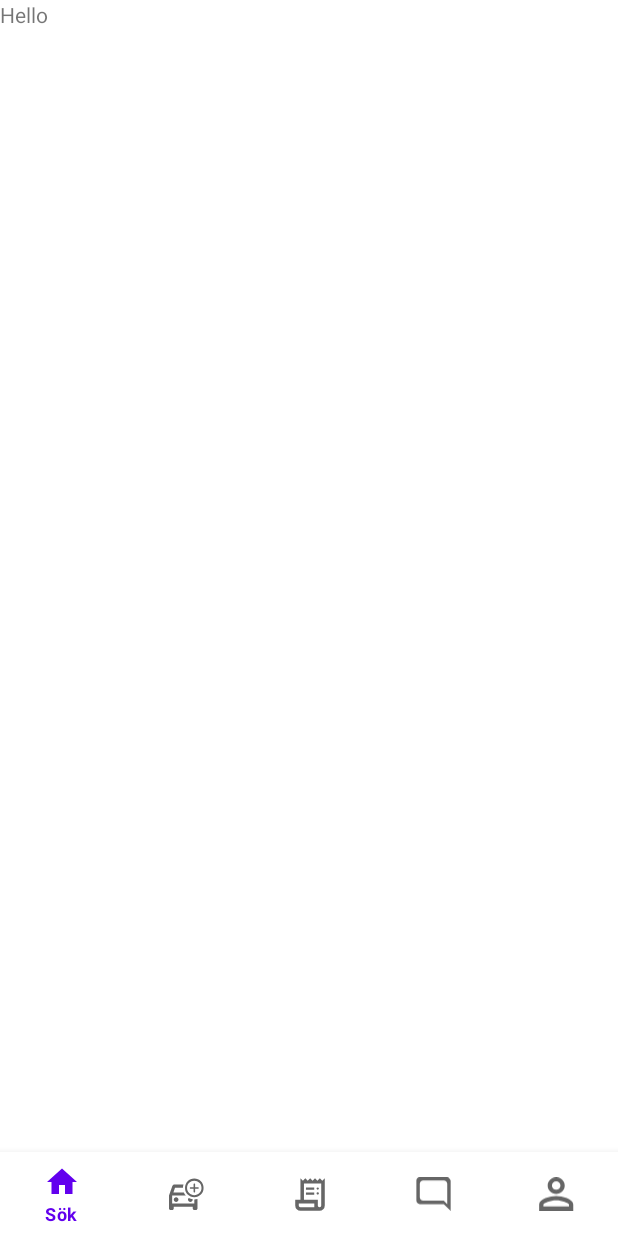
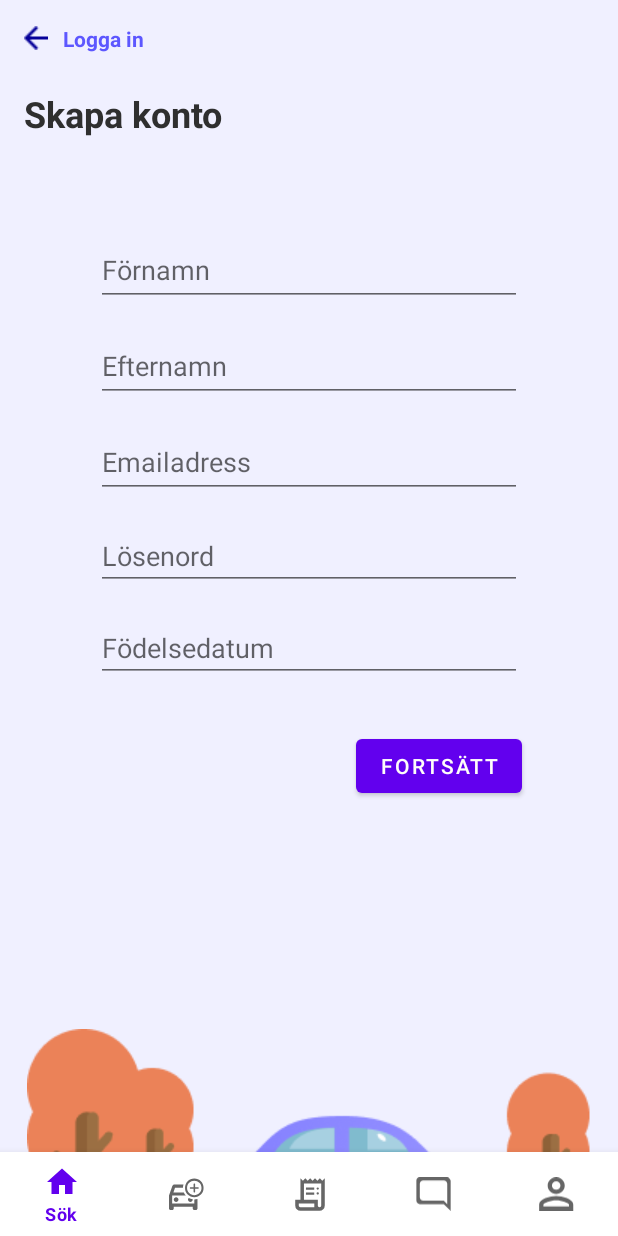
Before and after one commit to Savalige/Chare, an Android app: the CreateUser screen opened through its navigation route, on a phone screen of 412 x 824 dp. Run offline under Robolectric (Android 15) with nearby library versions, the phone set to English and light mode, and no system bars; our stand-ins replace navigation-ui; Roboto replaces fonts that are not available here.

Commit message:
Design for first page of user creation

```diff
--- a/App/app/src/main/res/layout/fragment_create_user.xml
+++ b/App/app/src/main/res/layout/fragment_create_user.xml
@@ -1,13 +1,135 @@
 <?xml version="1.0" encoding="utf-8"?>
 <FrameLayout xmlns:android="http://schemas.android.com/apk/res/android"
+    xmlns:app="http://schemas.android.com/apk/res-auto"
     xmlns:tools="http://schemas.android.com/tools"
     android:layout_width="match_parent"
     android:layout_height="match_parent"
+    android:background="@color/LightestPurple"
     tools:context=".ui.createUser.CreateUser">
 
-    <TextView
+    <androidx.constraintlayout.widget.ConstraintLayout
         android:layout_width="match_parent"
-        android:layout_height="match_parent"
-        android:text="Hello" />
+        android:layout_height="match_parent">
+
+        <TextView
+            android:id="@+id/textCreateUser"
+            android:layout_width="wrap_content"
+            android:layout_height="wrap_content"
+            android:layout_marginStart="16dp"
+            android:layout_marginTop="24dp"
+            android:text="@string/create_new_login"
+            android:textAppearance="@style/TextAppearance.Material3.HeadlineLarge.Chare"
+            android:textColor="@color/Black"
+            android:textSize="24sp"
+            android:textStyle="bold"
+            app:layout_constraintStart_toStartOf="parent"
+            app:layout_constraintTop_toBottomOf="@+id/textLogin" />
+
+        <TextView
+            android:id="@+id/textLogin"
+            android:layout_width="wrap_content"
+            android:layout_height="wrap_content"
+            android:layout_marginStart="16dp"
+            android:layout_marginTop="16dp"
+            android:drawableLeft="@drawable/back_arrow"
+            android:drawablePadding="10dp"
+            android:text="@string/action_sign_in_short"
+            android:textColor="@color/DarkPurple"
+            android:textStyle="bold"
+            app:layout_constraintStart_toStartOf="parent"
+            app:layout_constraintTop_toTopOf="parent" />
+
+        <EditText
+            android:id="@+id/editUserFirstName"
+            android:layout_width="0dp"
+            android:layout_height="wrap_content"
+            android:layout_marginStart="64dp"
+            android:layout_marginTop="64dp"
+            android:layout_marginEnd="64dp"
+            android:ems="10"
+            android:hint="Förnamn"
+            android:inputType="textPersonName"
+            android:minHeight="48dp"
+            app:layout_constraintEnd_toEndOf="parent"
+            app:layout_constraintStart_toStartOf="parent"
+            app:layout_constraintTop_toBottomOf="@+id/textCreateUser" />
+
+        <EditText
+            android:id="@+id/editUserLastName"
+            android:layout_width="0dp"
+            android:layout_height="wrap_content"
+            android:layout_marginStart="64dp"
+            android:layout_marginTop="16dp"
+            android:layout_marginEnd="64dp"
+            android:ems="10"
+            android:hint="Efternamn"
+            android:inputType="textPersonName"
+            android:minHeight="48dp"
+            app:layout_constraintEnd_toEndOf="parent"
+            app:layout_constraintHorizontal_bias="0.0"
+            app:layout_constraintStart_toStartOf="parent"
+            app:layout_constraintTop_toBottomOf="@+id/editUserFirstName" />
+
+        <EditText
+            android:id="@+id/editTextTextEmailAddress"
+            android:layout_width="0dp"
+            android:layout_height="wrap_content"
+            android:layout_marginStart="64dp"
+            android:layout_marginTop="16dp"
+            android:layout_marginEnd="64dp"
+            android:ems="10"
+            android:hint="Emailadress"
+            android:inputType="textEmailAddress"
+            android:minHeight="48dp"
+            app:layout_constraintEnd_toEndOf="parent"
+            app:layout_constraintStart_toStartOf="parent"
+            app:layout_constraintTop_toBottomOf="@+id/editUserLastName" />
+
+        <ImageView
+            android:id="@+id/imageView3"
+            android:layout_width="0dp"
+            android:layout_height="wrap_content"
+            android:src="@drawable/login_bottom"
+            app:layout_constraintBottom_toBottomOf="parent"
+            app:layout_constraintEnd_toEndOf="parent"
+            app:layout_constraintStart_toStartOf="parent" />
+
+        <EditText
+            android:id="@+id/editTextTextPassword"
+            android:layout_width="0dp"
+            android:layout_height="wrap_content"
+            android:layout_marginStart="64dp"
+            android:layout_marginTop="16dp"
+            android:layout_marginEnd="64dp"
+            android:ems="10"
+            android:hint="Lösenord"
+            android:inputType="textPassword"
+            app:layout_constraintEnd_toEndOf="parent"
+            app:layout_constraintStart_toStartOf="parent"
+            app:layout_constraintTop_toBottomOf="@+id/editTextTextEmailAddress" />
+
+        <EditText
+            android:id="@+id/editTextDate"
+            android:layout_width="0dp"
+            android:layout_height="wrap_content"
+            android:layout_marginStart="64dp"
+            android:layout_marginTop="16dp"
+            android:layout_marginEnd="64dp"
+            android:ems="10"
+            android:hint="Födelsedatum"
+            android:inputType="date"
+            app:layout_constraintEnd_toEndOf="parent"
+            app:layout_constraintStart_toStartOf="parent"
+            app:layout_constraintTop_toBottomOf="@+id/editTextTextPassword" />
+
+        <Button
+            android:id="@+id/buttonContinue"
+            android:layout_width="wrap_content"
+            android:layout_height="wrap_content"
+            android:layout_marginTop="32dp"
+            android:text="Fortsätt"
+            app:layout_constraintEnd_toEndOf="@+id/editTextDate"
+            app:layout_constraintTop_toBottomOf="@+id/editTextDate" />
+    </androidx.constraintlayout.widget.ConstraintLayout>
 
 </FrameLayout>
--- a/App/app/src/main/res/values/strings.xml
+++ b/App/app/src/main/res/values/strings.xml
@@ -14,7 +14,7 @@
     <string name="prompt_email">Email</string>
     <string name="prompt_password">Password</string>
     <string name="action_sign_in">Sign in or register</string>
-    <string name="action_sign_in_short">Sign in</string>
+    <string name="action_sign_in_short">Logga in</string>
     <string name="welcome">"Welcome!"</string>
     <string name="invalid_username">Not a valid username</string>
     <string name="invalid_password">Password must be >5 characters</string>
```
Also changed, not shown: App/app/src/main/res/drawable-v24/back_arrow.png (added).
